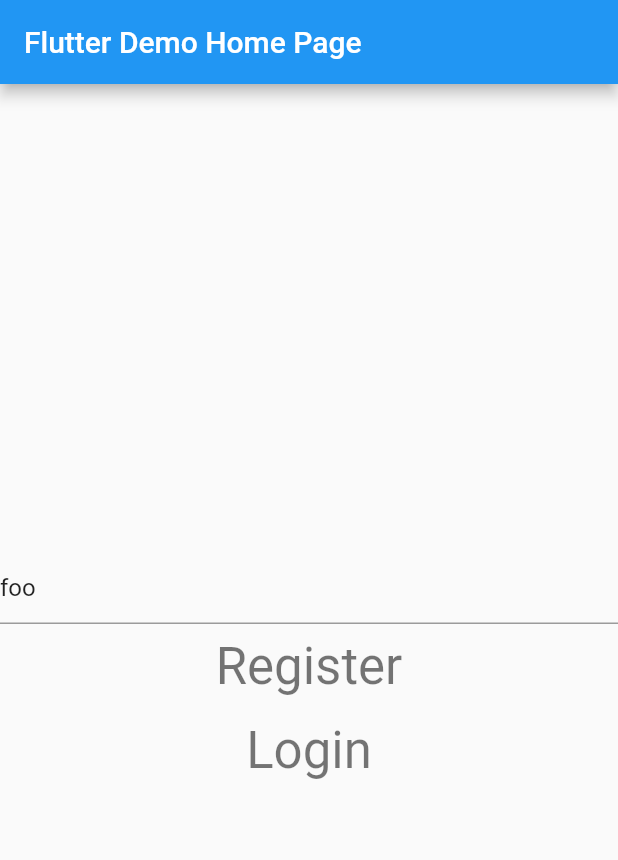
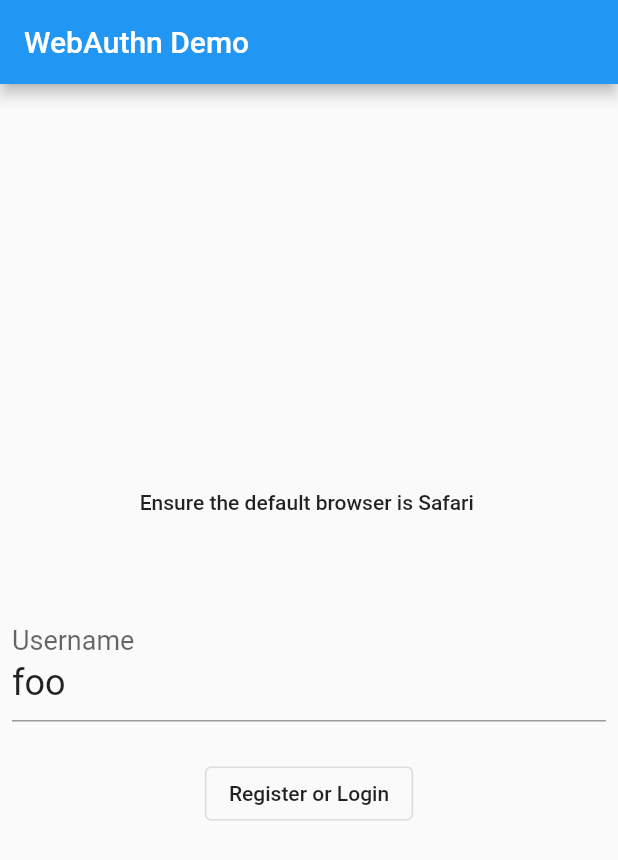
Before and after one commit to pedia/fido2-demo, a Flutter app: the screen it shows after launch, on a phone screen of 412 x 824 dp. Shown: the top 860 px of the screen. Run offline on Flutter 3.47's test engine with Material 2 defaults, Android fonts, the phone set to English and light mode, and no system bars; missing offline and left inert: flutter_web_auth.

Commit message:
add client

```diff
--- a/client/lib/main.dart
+++ b/client/lib/main.dart
@@ -1,5 +1,5 @@
 import 'package:flutter/material.dart';
-import 'package:url_launcher/url_launcher.dart';
+// import 'package:url_launcher/url_launcher.dart';
 import 'package:flutter_web_auth/flutter_web_auth.dart';
 
 void main() {
@@ -12,11 +12,10 @@ class MyApp extends StatelessWidget {
   @override
   Widget build(BuildContext context) {
     return MaterialApp(
-      title: 'Flutter Demo',
-      theme: ThemeData(
-        primarySwatch: Colors.blue,
-      ),
-      home: const MyHomePage(title: 'Flutter Demo Home Page'),
+      debugShowCheckedModeBanner: false,
+      title: 'WebAuthn Demo',
+      theme: ThemeData(primarySwatch: Colors.blue),
+      home: const MyHomePage(title: 'WebAuthn Demo'),
     );
   }
 }
@@ -41,6 +40,7 @@ class _MyHomePageState extends State<MyHomePage> {
 
     final q = Map<String, List<String>>.from(u.queryParametersAll);
     q['username'] = <String>[name];
+    q['next'] = <String>['foobar://success'];
 
     final u2 = Uri.https(u.authority, u.path, q);
     // launchUrl(u2);
@@ -65,30 +65,35 @@ class _MyHomePageState extends State<MyHomePage> {
       appBar: AppBar(
         title: Text(widget.title),
       ),
-      body: Center(
+      body: Padding(
+        padding: const EdgeInsets.all(8),
         child: Column(
           mainAxisAlignment: MainAxisAlignment.center,
           children: <Widget>[
             SelectableText(
+              'Ensure the default browser is Safari',
+              style: Theme.of(context).textTheme.bodyLarge,
+            ),
+            const SizedBox(height: 24),
+            SelectableText(
               _status ?? '',
               style: Theme.of(context)
                   .textTheme
-                  .bodyMedium
+                  .bodyLarge
                   ?.apply(color: Colors.red),
             ),
-            TextField(controller: controller),
-            TextButton(
+            const SizedBox(height: 24),
+            TextField(
+              controller: controller,
+              decoration: const InputDecoration(labelText: 'Username'),
+              style: Theme.of(context).textTheme.headlineSmall,
+            ),
+            const SizedBox(height: 24),
+            OutlinedButton(
               onPressed: onRegister,
               child: Text(
-                'Register',
-                style: Theme.of(context).textTheme.headlineMedium,
-              ),
-            ),
-            TextButton(
-              onPressed: onLogin,
-              child: Text(
-                'Login',
-                style: Theme.of(context).textTheme.headlineMedium,
+                'Register or Login',
+                style: Theme.of(context).textTheme.bodyLarge,
               ),
             ),
           ],
--- a/client/pubspec.yaml
+++ b/client/pubspec.yaml
@@ -13,6 +13,7 @@ dependencies:
   cupertino_icons: ^1.0.2
   url_launcher:
   flutter_web_auth:
+    path: ../../flutter_web_auth
 
 dev_dependencies:
   flutter_test:
```
Also changed, not shown: 5 other files.
